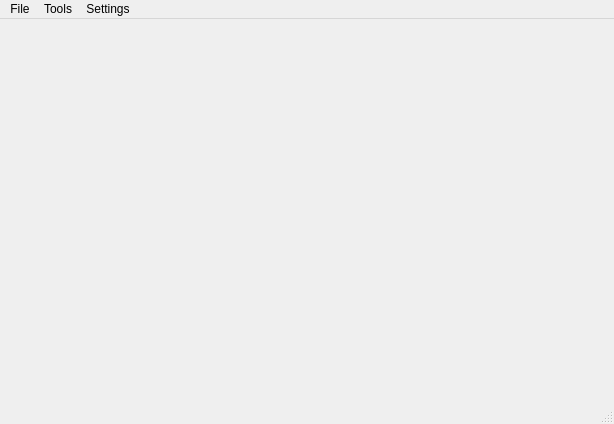
Above: L89HA_GPS/mainwindow.ui from iiriis/L89HA_Tool before the change. Below: the same form after it.
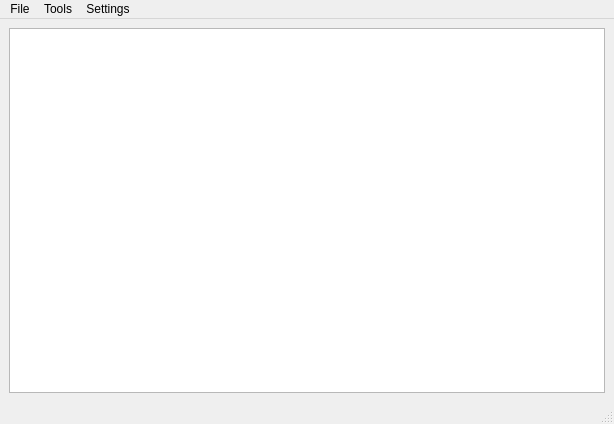
That is the form after the change. Icons and pictures are not drawn.

Patch:
```diff
--- a/L89HA_GPS/mainwindow.ui
+++ b/L89HA_GPS/mainwindow.ui
@@ -14,7 +14,11 @@
    <string>MainWindow</string>
   </property>
   <widget class="QWidget" name="centralwidget">
-   <layout class="QGridLayout" name="gridLayout"/>
+   <layout class="QGridLayout" name="gridLayout">
+    <item row="0" column="1">
+     <widget class="QTextBrowser" name="textBrowser"/>
+    </item>
+   </layout>
   </widget>
   <widget class="QMenuBar" name="menubar">
    <property name="geometry">
```
